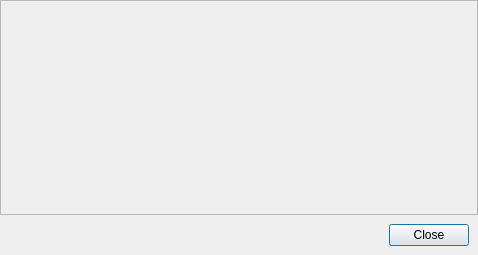
This is systeminfodialog.ui in DanielSabo/tileshadow as Qt 5 draws it before an edit. The edited form follows.
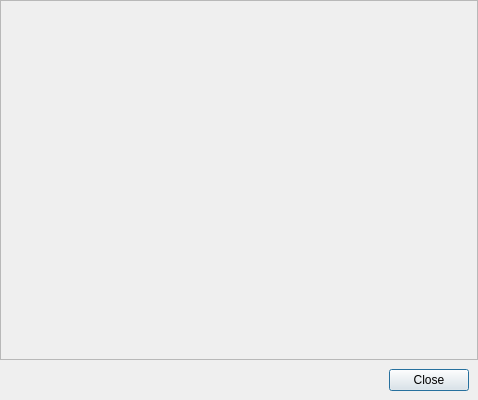
This is the edited form.

Commit message: Add memory info to OpenCL info

The edit to the form file:
```diff
--- a/systeminfodialog.ui
+++ b/systeminfodialog.ui
@@ -7,7 +7,7 @@
     <x>0</x>
     <y>0</y>
     <width>478</width>
-    <height>255</height>
+    <height>400</height>
    </rect>
   </property>
   <property name="windowTitle">
@@ -46,7 +46,7 @@
         <x>0</x>
         <y>0</y>
         <width>476</width>
-        <height>212</height>
+        <height>357</height>
        </rect>
       </property>
       <property name="sizePolicy">
```
The commit also changes 1 other file.
